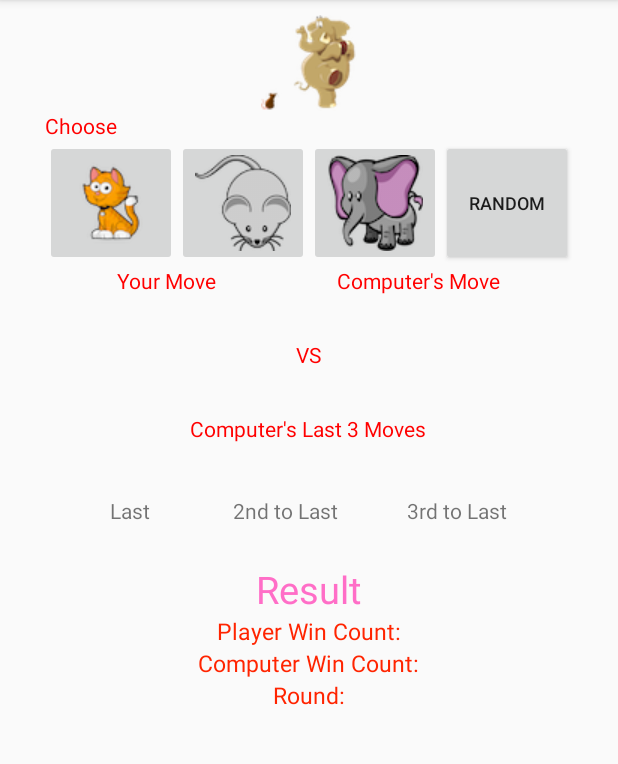
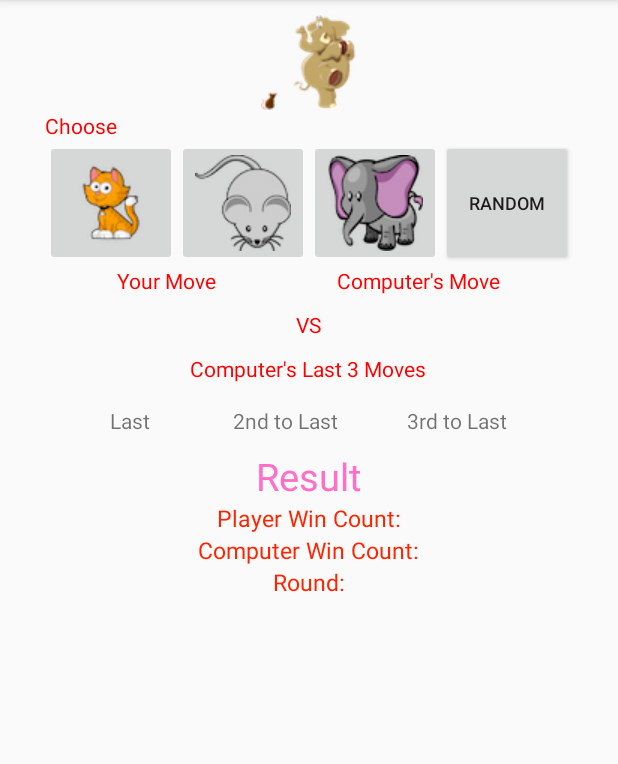
Before and after one commit to itorras13/androidProject1, an Android app: the screen it shows after launch (MainActivity), on a phone screen of 412 x 824 dp, the part 84-848 px from its top. Run offline under Robolectric (Android 15) with nearby library versions, the phone set to English and light mode, and no system bars.

Commit message:
changed layout

```diff
--- a/app/src/main/res/layout/activity_main.xml
+++ b/app/src/main/res/layout/activity_main.xml
@@ -90,7 +90,7 @@
         android:layout_width="match_parent"
         android:layout_height="wrap_content"
         android:layout_below="@id/linear_layout2"
-        android:layout_marginTop="30dp"
+        android:layout_marginTop="10dp"
         android:orientation="horizontal"
         android:gravity="center_horizontal"
         >
@@ -122,7 +122,7 @@
         android:layout_width="match_parent"
         android:layout_height="wrap_content"
         android:layout_below="@id/linear_layout3"
-        android:layout_marginTop="30dp"
+        android:layout_marginTop="10dp"
         android:orientation="horizontal"
         android:gravity="center_horizontal"
         >
@@ -141,7 +141,7 @@
         android:layout_width="match_parent"
         android:layout_height="wrap_content"
         android:layout_below="@id/linear_layout4"
-        android:layout_marginTop="30dp"
+        android:layout_marginTop="10dp"
         android:orientation="horizontal"
         android:gravity="center_horizontal"
         >
@@ -203,7 +203,7 @@
         android:layout_width="match_parent"
         android:layout_height="wrap_content"
         android:layout_below="@id/linear_layout6"
-        android:layout_marginTop="25dp"
+        android:layout_marginTop="10dp"
         android:orientation="vertical"
         android:gravity="center_horizontal"
         >
```
